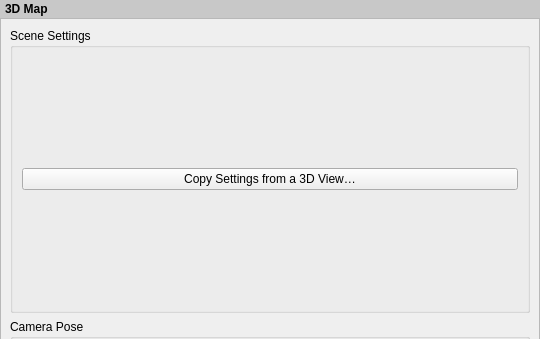
The window that src/ui/layout/qgslayout3dmapwidgetbase.ui (qgis/QGIS) describes before a commit, drawn with Qt 5; both pictures show x 0 to 540 and y 0 to 339 of the 540 by 613 pixel window.
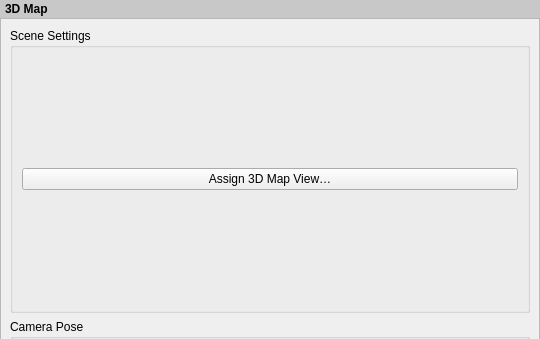
The same window after the commit. Custom widgets are drawn as their Qt base class.

Commit message:
Fix label of button to load a 3D map view in layout
fixes #37711

What changed in the file:
```diff
--- a/src/ui/layout/qgslayout3dmapwidgetbase.ui
+++ b/src/ui/layout/qgslayout3dmapwidgetbase.ui
@@ -69,7 +69,7 @@
           <item>
            <widget class="QPushButton" name="mCopySettingsButton">
             <property name="text">
-             <string>Copy Settings from a 3D View…</string>
+             <string>Assign 3D Map View…</string>
             </property>
            </widget>
           </item>
```
